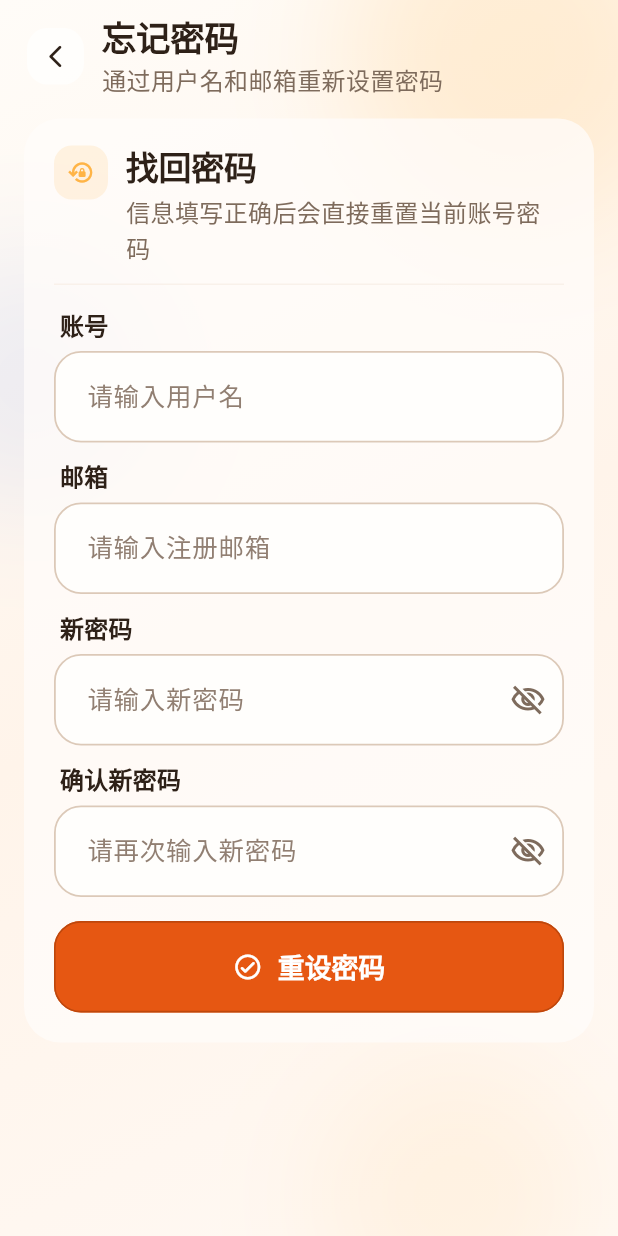
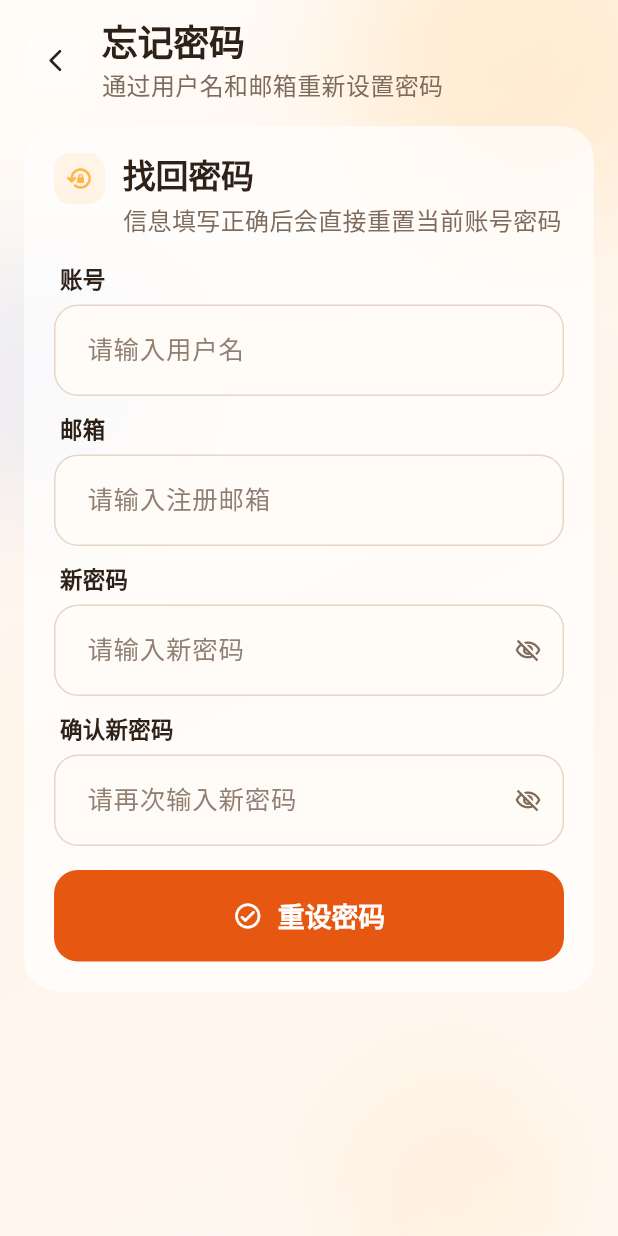
Before and after one commit to dabinDev/momenta, a Flutter app: the screen it shows after launch, after a tap on "忘记密码", on a phone screen of 412 x 824 dp. Run offline on Flutter 3.47's test engine with Material 3 defaults, Android fonts, the light colour scheme and no system bars; our stand-ins replace dio, flutter_secure_storage, get, get_storage, image_picker, video_player; missing offline and left inert: record; accounts and stored records are empty.

Commit message:
feat: update app branding and in-app titles

```diff
--- a/lib/app/constants.dart
+++ b/lib/app/constants.dart
@@ -1,7 +1,7 @@
 class AppConstants {
   AppConstants._();
 
-  static const String appTitle = '银龄视频助手';
+  static const String appTitle = '拾光视频助手';
   static const String appVersion = '1.0.0';
   static const String appBuildNumber = '1';
   static const String releasePlatform = 'android';
--- a/lib/app/theme.dart
+++ b/lib/app/theme.dart
@@ -18,9 +18,9 @@ class AppTheme {
   static const Color surfaceMuted = Color(0xFFFFEBDD);
   static const Color outline = Color(0xFFF1E2D4);
   static const Color outlineSoft = Color(0xFFF7EEE5);
-  static const Color fieldSurface = Color(0xFFFFFEFC);
-  static const Color fieldBorder = Color(0xFFDCC9B8);
-  static const Color secondaryButtonSurface = Color(0xFFFFF3E9);
+  static const Color fieldSurface = Color(0xFFFFFBF7);
+  static const Color fieldBorder = Color(0xFFE6D6C7);
+  static const Color secondaryButtonSurface = Color(0xFFFFF7F0);
   static const Color text = Color(0xFF2E2118);
   static const Color muted = Color(0xFF7E6B5C);
 
@@ -116,38 +116,38 @@ class AppTheme {
         prefixIconColor: primaryDeep,
         suffixIconColor: muted,
         border: OutlineInputBorder(
-          borderRadius: BorderRadius.circular(18),
+          borderRadius: BorderRadius.circular(16),
           borderSide: const BorderSide(
             color: fieldBorder,
-            width: 1.2,
+            width: 1,
           ),
         ),
         enabledBorder: OutlineInputBorder(
-          borderRadius: BorderRadius.circular(18),
+          borderRadius: BorderRadius.circular(16),
           borderSide: const BorderSide(
             color: fieldBorder,
-            width: 1.2,
+            width: 1,
           ),
         ),
         focusedBorder: OutlineInputBorder(
-          borderRadius: BorderRadius.circular(18),
+          borderRadius: BorderRadius.circular(16),
           borderSide: const BorderSide(
             color: primaryDeep,
-            width: 1.8,
+            width: 1.5,
           ),
         ),
         errorBorder: OutlineInputBorder(
-          borderRadius: BorderRadius.circular(18),
+          borderRadius: BorderRadius.circular(16),
           borderSide: const BorderSide(
             color: Color(0xFFD1534A),
-            width: 1.3,
+            width: 1.1,
           ),
         ),
         focusedErrorBorder: OutlineInputBorder(
-          borderRadius: BorderRadius.circular(18),
+          borderRadius: BorderRadius.circular(16),
           borderSide: const BorderSide(
             color: Color(0xFFD1534A),
-            width: 1.6,
+            width: 1.4,
           ),
         ),
         contentPadding:
@@ -167,12 +167,8 @@ class AppTheme {
             fontWeight: FontWeight.w700,
             letterSpacing: -0.1,
           ),
-          side: const BorderSide(
-            color: primaryDark,
-            width: 1.1,
-          ),
           shape: RoundedRectangleBorder(
-            borderRadius: BorderRadius.circular(18),
+            borderRadius: BorderRadius.circular(16),
           ),
         ),
       ),
@@ -191,12 +187,8 @@ class AppTheme {
             fontWeight: FontWeight.w700,
             letterSpacing: -0.1,
           ),
-          side: const BorderSide(
-            color: primaryDark,
-            width: 1.1,
-          ),
           shape: RoundedRectangleBorder(
-            borderRadius: BorderRadius.circular(18),
+            borderRadius: BorderRadius.circular(16),
           ),
         ),
       ),
@@ -208,8 +200,8 @@ class AppTheme {
           backgroundColor: secondaryButtonSurface,
           foregroundColor: primaryDeep,
           side: BorderSide(
-            color: primaryDeep.withValues(alpha: 0.28),
-            width: 1.2,
+            color: primaryDeep.withValues(alpha: 0.12),
+            width: 0.8,
           ),
           textStyle: const TextStyle(
             fontSize: 17,
@@ -217,7 +209,7 @@ class AppTheme {
             letterSpacing: -0.1,
           ),
           shape: RoundedRectangleBorder(
-            borderRadius: BorderRadius.circular(18),
+            borderRadius: BorderRadius.circular(16),
           ),
         ),
       ),
@@ -235,12 +227,12 @@ class AppTheme {
         disabledColor: surfaceSoft,
         selectedColor: primary.withValues(alpha: 0.18),
         secondarySelectedColor: primary.withValues(alpha: 0.18),
-        side: const BorderSide(
-          color: fieldBorder,
-          width: 1,
+        side: BorderSide(
+          color: primaryDeep.withValues(alpha: 0.12),
+          width: 0.8,
         ),
         shape: RoundedRectangleBorder(
-          borderRadius: BorderRadius.circular(18),
+          borderRadius: BorderRadius.circular(16),
         ),
         labelStyle: const TextStyle(
           fontSize: 16,
--- a/lib/presentation/auth/launch_page.dart
+++ b/lib/presentation/auth/launch_page.dart
@@ -4,6 +4,7 @@ import 'package:get/get.dart';
 import '../../app/routes.dart';
 import '../../app/theme.dart';
 import '../../shared/widgets/app_backdrop.dart';
+import '../../shared/widgets/app_brand_mark.dart';
 import 'auth_controller.dart';
 
 class LaunchPage extends StatefulWidget {
@@ -49,30 +50,17 @@ class _LaunchPageState extends State<LaunchPage> {
             padding: const EdgeInsets.fromLTRB(24, 24, 24, 24),
             decoration: BoxDecoration(
               color: Colors.white.withValues(alpha: 0.76),
-              borderRadius: BorderRadius.circular(28),
+              borderRadius: BorderRadius.circular(24),
             ),
             child: Column(
               mainAxisSize: MainAxisSize.min,
               children: <Widget>[
-                Container(
-                  width: 72,
-                  height: 72,
-                  decoration: BoxDecoration(
-                    color: theme.colorScheme.primary.withValues(alpha: 0.12),
-                    borderRadius: BorderRadius.circular(22),
-                  ),
-                  alignment: Alignment.center,
-                  child: Icon(
-                    Icons.auto_awesome_rounded,
-                    size: 34,
-                    color: theme.colorScheme.primary,
-                  ),
-                ),
+                const AppBrandMark(size: 76, radius: 24),
                 const SizedBox(height: 16),
                 Text('正在进入', style: theme.textTheme.titleLarge),
                 const SizedBox(height: 6),
                 Text(
-                  '正在同步账户状态',
+                  '正在同步账号状态',
                   style: theme.textTheme.bodyMedium,
                 ),
                 const SizedBox(height: 16),
--- a/lib/presentation/auth/login_page.dart
+++ b/lib/presentation/auth/login_page.dart
@@ -4,6 +4,7 @@ import 'package:get/get.dart';
 import '../../app/constants.dart';
 import '../../app/theme.dart';
 import '../../shared/widgets/app_backdrop.dart';
+import '../../shared/widgets/app_brand_mark.dart';
 import '../../shared/widgets/large_text_field.dart';
 import '../../shared/widgets/primary_button.dart';
 import 'login_controller.dart';
@@ -42,7 +43,7 @@ class LoginPage extends GetView<LoginController> {
                                 crossAxisAlignment: CrossAxisAlignment.stretch,
                                 children: <Widget>[
                                   Expanded(child: hero),
-                                  const SizedBox(width: 22),
+                                  const SizedBox(width: 26),
                                   SizedBox(width: 400, child: form),
                                 ],
                               ),
@@ -76,34 +77,19 @@ class _LoginHero extends StatelessWidget {
   Widget build(BuildContext context) {
     final ThemeData theme = Theme.of(context);
 
-    return Container(
-      padding: const EdgeInsets.fromLTRB(24, 24, 24, 24),
-      decoration: BoxDecoration(
-        color: Colors.white.withValues(alpha: 0.72),
-        borderRadius: BorderRadius.circular(30),
-      ),
+    return Padding(
+      padding: EdgeInsets.fromLTRB(4, wideLayout ? 18 : 4, 4, 4),
       child: Column(
         crossAxisAlignment: CrossAxisAlignment.start,
+        mainAxisAlignment:
+            wideLayout ? MainAxisAlignment.center : MainAxisAlignment.start,
         children: <Widget>[
-          Container(
-            width: 58,
-            height: 6,
-            decoration: BoxDecoration(
-              gradient: const LinearGradient(
-                colors: <Color>[
-                  AppTheme.primary,
-                  AppTheme.amber,
-                  AppTheme.jade,
-                ],
-              ),
-              borderRadius: BorderRadius.circular(999),
-            ),
-          ),
-          const SizedBox(height: 22),
+          const AppBrandMark(size: 82, radius: 24),
+          const SizedBox(height: 24),
           Text(
             AppConstants.appTitle,
             style: theme.textTheme.headlineLarge?.copyWith(
-              fontSize: wideLayout ? 38 : 32,
+              fontSize: wideLayout ? 40 : 33,
             ),
           ),
           const SizedBox(height: 8),
@@ -114,27 +100,21 @@ class _LoginHero extends StatelessWidget {
             ),
           ),
           const SizedBox(height: 18),
-          const Row(
+          const Wrap(
+            spacing: 10,
+            runSpacing: 10,
             children: <Widget>[
-              Expanded(
-                child: _HeroPill(
+              _HeroPill(
                 label: '语音输入',
                 tint: AppTheme.coral,
               ),
-              ),
-              SizedBox(width: 10),
-              Expanded(
-                child: _HeroPill(
+              _HeroPill(
                 label: '一键生成',
                 tint: AppTheme.sky,
               ),
-              ),
-              SizedBox(width: 10),
-              Expanded(
-                child: _HeroPill(
+              _HeroPill(
                 label: '历史可查',
                 tint: AppTheme.jade,
-                ),
               ),
             ],
           ),
@@ -157,17 +137,13 @@ class _HeroPill extends StatelessWidget {
   @override
   Widget build(BuildContext context) {
     return Container(
-      padding: const EdgeInsets.symmetric(horizontal: 10, vertical: 10),
+      padding: const EdgeInsets.symmetric(horizontal: 14, vertical: 11),
       decoration: BoxDecoration(
         color: tint.withValues(alpha: 0.12),
-        border: Border.all(color: tint.withValues(alpha: 0.24)),
         borderRadius: BorderRadius.circular(999),
       ),
-      alignment: Alignment.center,
       child: Text(
         label,
-        maxLines: 1,
-        overflow: TextOverflow.ellipsis,
         style: Theme.of(context).textTheme.bodyMedium?.copyWith(
               color: AppTheme.text,
               fontWeight: FontWeight.w700,
@@ -188,8 +164,8 @@ class _LoginForm extends GetView<LoginController> {
     return Container(
       padding: const EdgeInsets.fromLTRB(22, 22, 22, 22),
       decoration: BoxDecoration(
-        color: Colors.white.withValues(alpha: 0.86),
-        borderRadius: BorderRadius.circular(30),
+        color: Colors.white.withValues(alpha: 0.78),
+        borderRadius: BorderRadius.circular(26),
       ),
       child: AutofillGroup(
         child: Column(
--- a/lib/presentation/history/history_page.dart
+++ b/lib/presentation/history/history_page.dart
@@ -282,7 +282,6 @@ class _MetaTag extends StatelessWidget {
       padding: const EdgeInsets.symmetric(horizontal: 12, vertical: 8),
       decoration: BoxDecoration(
         color: Colors.white.withValues(alpha: 0.7),
-        border: Border.all(color: AppTheme.outline),
         borderRadius: BorderRadius.circular(999),
       ),
       child: Text(
@@ -324,11 +323,6 @@ class _ActionChipButton extends StatelessWidget {
             color: enabled
                 ? tint.withValues(alpha: 0.12)
                 : Colors.white.withValues(alpha: 0.46),
-            border: Border.all(
-              color: enabled
-                  ? tint.withValues(alpha: 0.24)
-                  : AppTheme.outline.withValues(alpha: 0.9),
-            ),
             borderRadius: BorderRadius.circular(999),
           ),
           child: Row(
--- a/lib/presentation/settings/settings_page.dart
+++ b/lib/presentation/settings/settings_page.dart
@@ -85,18 +85,14 @@ class _ProfileHero extends StatelessWidget {
         : '请先登录账号';
 
     return Container(
-      padding: const EdgeInsets.fromLTRB(20, 18, 20, 18),
-      decoration: BoxDecoration(
-        color: Colors.white.withValues(alpha: 0.82),
-        borderRadius: BorderRadius.circular(28),
-      ),
+      padding: const EdgeInsets.fromLTRB(4, 4, 4, 2),
       child: Row(
         children: <Widget>[
           Container(
             width: 68,
             height: 68,
             decoration: BoxDecoration(
-              color: AppTheme.primary.withValues(alpha: 0.12),
+              color: Colors.white.withValues(alpha: 0.72),
               borderRadius: BorderRadius.circular(24),
             ),
             child: ClipRRect(
--- a/lib/presentation/shell/main_shell_page.dart
+++ b/lib/presentation/shell/main_shell_page.dart
@@ -3,6 +3,7 @@ import 'package:get/get.dart';
 
 import '../../app/theme.dart';
 import '../../shared/widgets/app_backdrop.dart';
+import '../../shared/widgets/app_brand_mark.dart';
 import '../create/create_page.dart';
 import '../history/history_page.dart';
 import '../settings/settings_page.dart';
@@ -84,16 +85,7 @@ class MainShellPage extends GetView<MainShellController> {
                           ),
                         ),
                       ),
-                      Container(
-                        width: 38,
-                        height: 38,
-                        decoration: BoxDecoration(
-                          color: Colors.white.withValues(alpha: 0.62),
-                          borderRadius: BorderRadius.circular(14),
-                        ),
-                        alignment: Alignment.center,
-                        child: Icon(tab.icon, color: tab.tint, size: 20),
-                      ),
+                      const AppBrandMark(size: 34, radius: 10),
                     ],
                   ),
                 ),
@@ -113,7 +105,7 @@ class MainShellPage extends GetView<MainShellController> {
           child: DecoratedBox(
             decoration: BoxDecoration(
               color: Colors.white.withValues(alpha: 0.8),
-              borderRadius: BorderRadius.circular(24),
+              borderRadius: BorderRadius.circular(22),
             ),
             child: NavigationBar(
               selectedIndex: index,
--- /dev/null
+++ b/lib/shared/widgets/app_brand_mark.dart
@@ -0,0 +1,25 @@
+import 'package:flutter/material.dart';
+
+class AppBrandMark extends StatelessWidget {
+  const AppBrandMark({
+    super.key,
+    this.size = 72,
+    this.radius,
+  });
+
+  final double size;
+  final double? radius;
+
+  @override
+  Widget build(BuildContext context) {
+    return ClipRRect(
+      borderRadius: BorderRadius.circular(radius ?? size * 0.28),
+      child: Image.asset(
+        'assets/app_icon/app_icon.png',
+        width: size,
+        height: size,
+        fit: BoxFit.cover,
+      ),
+    );
+  }
+}
--- a/lib/shared/widgets/app_page_scaffold.dart
+++ b/lib/shared/widgets/app_page_scaffold.dart
@@ -35,7 +35,7 @@ class AppPageScaffold extends StatelessWidget {
           child: Column(
             children: <Widget>[
               Padding(
-                padding: const EdgeInsets.fromLTRB(18, 10, 18, 6),
+                padding: const EdgeInsets.fromLTRB(18, 12, 18, 8),
                 child: Row(
                   children: <Widget>[
                     if (canPop)
@@ -55,7 +55,7 @@ class AppPageScaffold extends StatelessWidget {
                             maxLines: 1,
                             overflow: TextOverflow.ellipsis,
                             style: theme.textTheme.titleLarge?.copyWith(
-                              fontSize: 23,
+                              fontSize: 24,
                             ),
                           ),
                           if (subtitle?.trim().isNotEmpty == true) ...<Widget>[
@@ -106,8 +106,8 @@ class _NavButton extends StatelessWidget {
           width: 38,
           height: 38,
           decoration: BoxDecoration(
-            color: Colors.white.withValues(alpha: 0.64),
-            borderRadius: BorderRadius.circular(14),
+            color: Colors.white.withValues(alpha: 0.52),
+            borderRadius: BorderRadius.circular(12),
           ),
           child: Icon(icon, size: 18, color: AppTheme.text),
         ),
--- a/lib/shared/widgets/large_text_field.dart
+++ b/lib/shared/widgets/large_text_field.dart
@@ -65,7 +65,7 @@ class _LargeTextFieldState extends State<LargeTextField> {
           child: Text(
             widget.label,
             style: theme.textTheme.titleMedium?.copyWith(
-              fontSize: 16,
+              fontSize: 15,
               color: AppTheme.text,
               fontWeight: FontWeight.w700,
             ),
@@ -89,6 +89,7 @@ class _LargeTextFieldState extends State<LargeTextField> {
           decoration: InputDecoration(
             hintText: widget.hintText,
             alignLabelWithHint: widget.maxLines > 1,
+            isDense: true,
             prefixIcon: widget.prefixIcon == null
                 ? null
                 : Padding(
--- a/lib/shared/widgets/section_card.dart
+++ b/lib/shared/widgets/section_card.dart
@@ -24,8 +24,8 @@ class SectionCard extends StatelessWidget {
 
     return Container(
       decoration: BoxDecoration(
-        color: theme.colorScheme.surface.withValues(alpha: 0.76),
-        borderRadius: BorderRadius.circular(24),
+        color: Colors.white.withValues(alpha: 0.68),
+        borderRadius: BorderRadius.circular(22),
       ),
       child: Padding(
         padding: const EdgeInsets.fromLTRB(20, 18, 20, 20),
@@ -37,11 +37,11 @@ class SectionCard extends StatelessWidget {
               children: <Widget>[
                 if (icon != null)
                   Container(
-                    width: 36,
-                    height: 36,
+                    width: 34,
+                    height: 34,
                     decoration: BoxDecoration(
-                      color: accent.withValues(alpha: 0.14),
-                      borderRadius: BorderRadius.circular(12),
+                      color: accent.withValues(alpha: 0.12),
+                      borderRadius: BorderRadius.circular(11),
                     ),
                     alignment: Alignment.center,
                     child: Icon(icon, color: accent, size: 18),
@@ -62,12 +62,7 @@ class SectionCard extends StatelessWidget {
                 ),
               ],
             ),
-            const SizedBox(height: 12),
-            Divider(
-              height: 1,
-              color: theme.colorScheme.outlineVariant.withValues(alpha: 0.75),
-            ),
-            const SizedBox(height: 16),
+            const SizedBox(height: 18),
             child,
           ],
         ),
```
Also changed, not shown: pubspec.yaml (+9 -0 lines), assets/app_icon/app_icon.png (added), pubspec.lock, 34 other files. Lines whose indentation alone changed are shown as unchanged.
